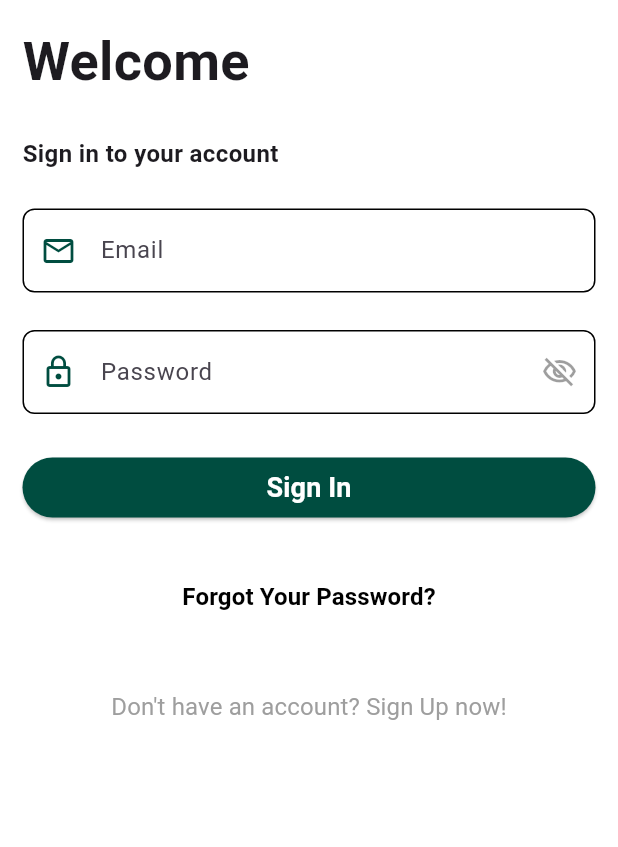
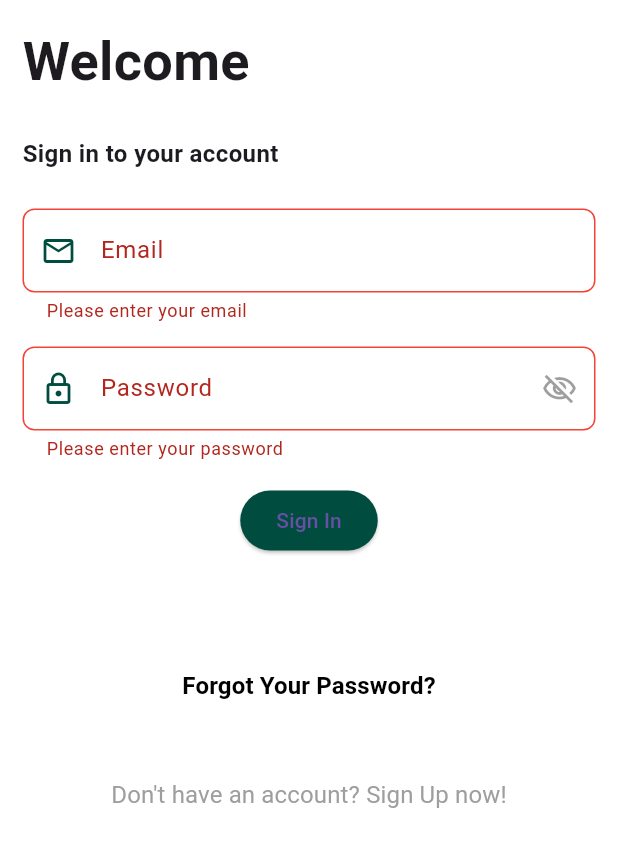
Before and after one commit to Vyshnavikrishnakumar/Diabetes_App, a Flutter app: the screen it shows after launch, after a tap on "Sign In", on a phone screen of 412 x 824 dp. Shown: the top 847 px of the screen. Run offline on Flutter 3.47's test engine with Material 3 defaults, Android fonts, the phone set to English and light mode, and no system bars; our stand-ins replace fl_chart, font_awesome_flutter, transparent_image.

Commit message:
correction has been made

```diff
--- a/lib/components/fast_check.dart
+++ b/lib/components/fast_check.dart
@@ -93,7 +93,7 @@ class _FastCheckPageState extends State<FastCheckPage> {
                       }).toList();
 
                       var url =
-                          'http://10.112.228.18:5001/predict'; // URL to your Flask server to be updated according to IP address
+                          'http://192.168.5.90:5001/predict'; // URL to your Flask server to be updated according to IP address
                       var response = await http.post(
                         Uri.parse(url),
                         headers: {"Content-Type": "application/json"},
--- a/lib/components/login.dart
+++ b/lib/components/login.dart
@@ -1,9 +1,7 @@
 import 'dart:convert';
+import 'package:flutter/material.dart';
 import 'package:http/http.dart' as http;
-import 'package:flutter/material.dart';
-import 'package:phase_1_app/utils/text.dart';
-import '../utils/config.dart';
-import 'button.dart';
+import 'package:phase_1_app/utils/config.dart';
 
 class LoginForm extends StatefulWidget {
   const LoginForm({Key? key}) : super(key: key);
@@ -17,6 +15,8 @@ class _LoginFormState extends State<LoginForm> {
   final _emailController = TextEditingController();
   final _passController = TextEditingController();
   bool obsecurePass = true;
+  String loginMessage = "";
+  Color messageColor = Colors.black;
 
   @override
   Widget build(BuildContext context) {
@@ -25,6 +25,7 @@ class _LoginFormState extends State<LoginForm> {
       child: Column(
         mainAxisAlignment: MainAxisAlignment.start,
         children: <Widget>[
+          // Email Field
           TextFormField(
             controller: _emailController,
             keyboardType: TextInputType.emailAddress,
@@ -33,11 +34,21 @@ class _LoginFormState extends State<LoginForm> {
               hintText: 'Email Address',
               labelText: 'Email',
               alignLabelWithHint: true,
-              prefixIcon:
-                  Icon(Icons.email_outlined, color: Config.primaryColor),
+              prefixIcon: Icon(Icons.email_outlined, color: Config.primaryColor),
             ),
+            validator: (value) {
+              if (value == null || value.isEmpty) {
+                return 'Please enter your email';
+              }
+              if (!RegExp(r'^[^@]+@[^@]+\.[^@]+').hasMatch(value)) {
+                return 'Enter a valid email address';
+              }
+              return null;
+            },
           ),
-          Config.spaceSmall,
+          SizedBox(height: 16),  // Use SizedBox for spacing
+
+          // Password Field
           TextFormField(
             controller: _passController,
             keyboardType: TextInputType.visiblePassword,
@@ -66,17 +77,26 @@ class _LoginFormState extends State<LoginForm> {
                       ),
               ),
             ),
+            validator: (value) {
+              if (value == null || value.isEmpty) {
+                return 'Please enter your password';
+              }
+              if (value.length < 6) {
+                return 'Password must be at least 6 characters long';
+              }
+              return null;
+            },
           ),
-          Config.spaceSmall,
-          //login button
-          Button(
-            width: double.infinity,
-            title: 'Sign In',
+          SizedBox(height: 16),  // Use SizedBox for spacing
+
+          // Login Button
+          ElevatedButton(
             onPressed: () async {
-    final email = _emailController.text;
-    final password = _passController.text;
+              if (_formKey.currentState!.validate()) {
+                final email = _emailController.text.trim();
+                final password = _passController.text.trim();
 
-    final url = 'http://192.168.239.185:5001/predict'; // Flask server URL
+                const url = 'http://192.168.5.90:5001/login'; // Flask endpoint
 
                 try {
                   final response = await http.post(
@@ -90,16 +110,44 @@ class _LoginFormState extends State<LoginForm> {
 
                   if (response.statusCode == 200) {
                     final result = jsonDecode(response.body);
-        print('Login successful: ${result['prediction']}');
-        Navigator.of(context).pushNamed('main');
+
+                    if (result['success']) {
+                      setState(() {
+                        loginMessage = "Login successful!";
+                        messageColor = Colors.green;
+                      });
+                      Navigator.of(context).pushReplacementNamed('main');
                     } else {
-        print('Error: ${response.statusCode}');
+                      setState(() {
+                        loginMessage = "Invalid credentials. Try again.";
+                        messageColor = Colors.red;
+                      });
+                    }
+                  } else {
+                    setState(() {
+                      loginMessage = "Server error: ${response.statusCode}";
+                      messageColor = Colors.red;
+                    });
                   }
                 } catch (e) {
-      print('Error: $e');
+                  setState(() {
+                    loginMessage = "Error: $e";
+                    messageColor = Colors.red;
+                  });
+                }
               }
             },
-            disable: false,
+            style: ElevatedButton.styleFrom(
+              backgroundColor: Config.primaryColor,
+            ),
+            child: const Text('Sign In'),
+          ),
+          SizedBox(height: 16),  // Use SizedBox for spacing
+
+          // Display Login Status Message
+          Text(
+            loginMessage,
+            style: TextStyle(color: messageColor),
           ),
         ],
       ),
```
Also changed, not shown: 1 other file. Lines whose indentation alone changed are shown as unchanged.
